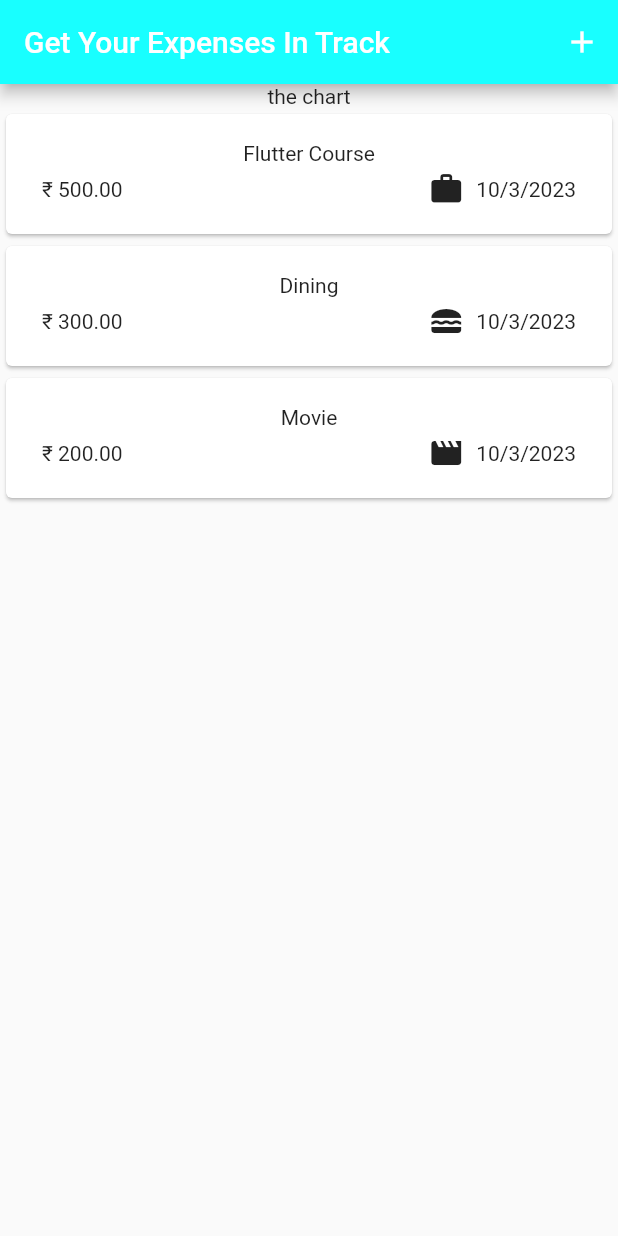
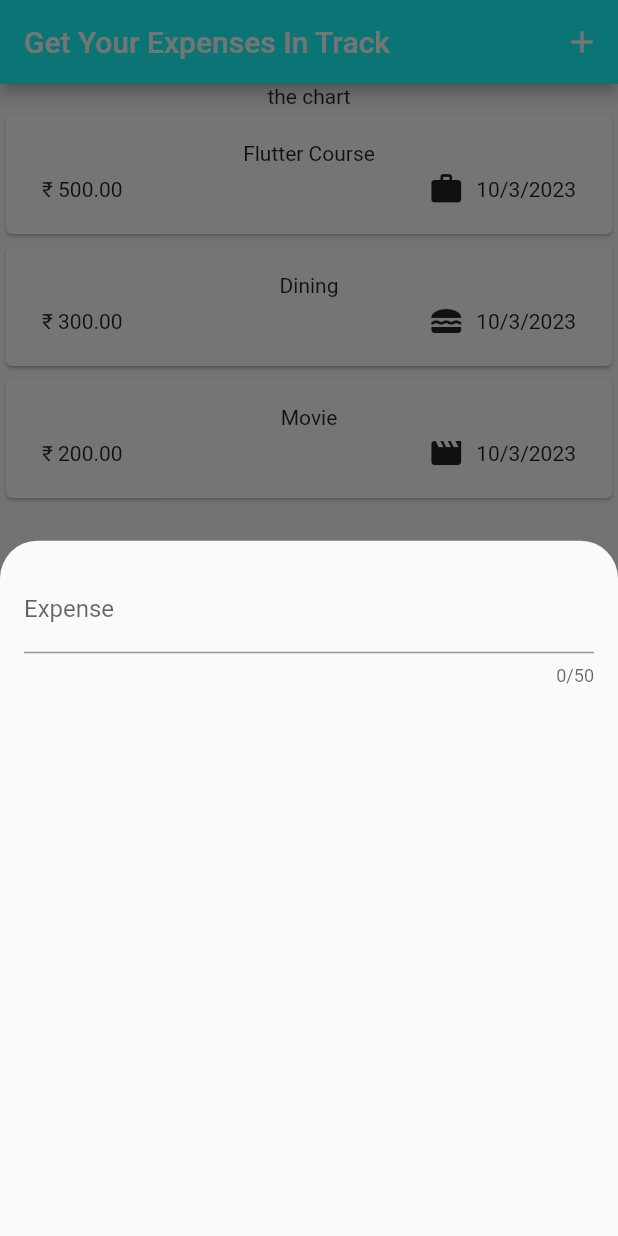
Before and after one commit to sharshv2012/expense_tracker, a Flutter app: the screen it shows after launch, after a tap on the "add" icon, on a phone screen of 412 x 824 dp. Run offline on Flutter 3.47's test engine with Material 2 defaults, Android fonts, the phone set to English and light mode, and no system bars.

Commit message:
Commit 5: Created a bottomModal for adding expenses to the list by clicking + button on appBar : )

```diff
--- a/lib/models/expense.dart
+++ b/lib/models/expense.dart
@@ -24,7 +24,7 @@ class Expense {
   final DateTime date;
   final Category category;
 
-  String get formattedDate { // created a getter for formatting date. getter is used when we have to mutate any variable or element of the same class we are in.
-    return formatter.format(date);
+  String get formattedDate { // created a getter for formatting date. getter is used when we have
+    return formatter.format(date);//to mutate any variable or element of the same class we are in.
   }
 }
--- a/lib/widgets/expenses.dart
+++ b/lib/widgets/expenses.dart
@@ -1,5 +1,6 @@
 import 'package:expense_tracker/widgets/expenses_list/expenses_list.dart';
 import 'package:expense_tracker/models/expense.dart';
+import 'package:expense_tracker/widgets/new_expense.dart';
 import 'package:flutter/material.dart';
 
 class Expenses extends StatefulWidget {
@@ -17,6 +18,17 @@ class _ExpensesState extends State<Expenses> {
     Expense(title: 'Dining', amount: 300, date: DateTime.now(), category: Category.food),
     Expense(title: 'Movie', amount: 200, date: DateTime.now(), category: Category.leisure),
   ];
+
+  void _openExpenseOverlay(){
+    showModalBottomSheet(context: context,
+    shape: const RoundedRectangleBorder(
+      borderRadius: BorderRadius.vertical( // for providing corner radius to the modal.
+        top: Radius.circular(25.0),
+      ),
+    ),
+    builder: (context) => const NewExpense() ,
+    );
+  }
   @override
   Widget build(BuildContext context) {
     return  Scaffold(
@@ -24,7 +36,7 @@ class _ExpensesState extends State<Expenses> {
         backgroundColor: Colors.cyanAccent,
         title: const Text("Get Your Expenses In Track"),
         actions: [
-          IconButton(onPressed: (){}, icon: const Icon(Icons.add)),
+          IconButton(onPressed: _openExpenseOverlay, icon: const Icon(Icons.add)),
         ],
       ),
       body: Column(
--- /dev/null
+++ b/lib/widgets/new_expense.dart
@@ -0,0 +1,32 @@
+import 'package:flutter/material.dart';
+
+class NewExpense extends StatefulWidget{
+  const NewExpense({super.key});
+
+  @override
+  State<StatefulWidget> createState() {
+    return _NewExpenseState();
+  }
+}
+
+class _NewExpenseState extends State<NewExpense> {
+  @override
+  Widget build(BuildContext context) {
+    return const Padding(
+
+      padding: EdgeInsets.all(16),
+      child: Column(
+        children: [
+          TextField(
+            maxLength: 50, //setting max string length
+            keyboardType: TextInputType.number,
+            decoration: InputDecoration(
+              label: Text("Expense")
+            ),
+          ),
+        ],
+      ),
+
+    );
+  }
+}
```
